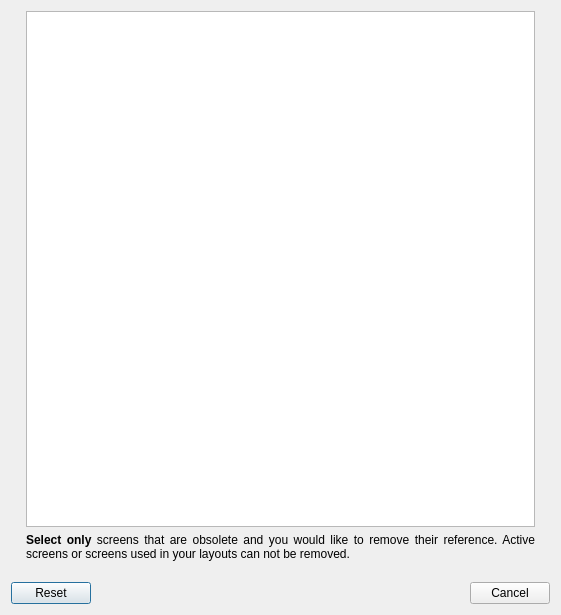
KDE/latte-dock, file app/settings/screensdialog/screensdialog.ui: the form before one commit.
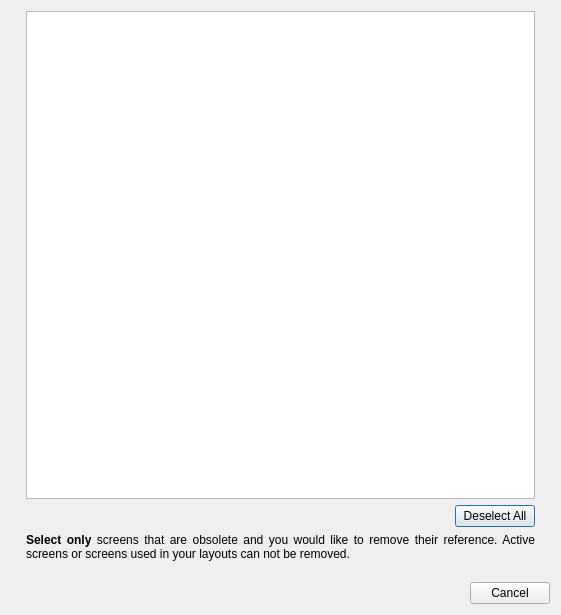
The form after the commit.

Commit message:
screensdialog:introduce deselectAll
--accept proper input events from primitive
checkbox area

```diff
--- a/app/settings/screensdialog/screensdialog.ui
+++ b/app/settings/screensdialog/screensdialog.ui
@@ -53,6 +53,30 @@
          </attribute>
         </widget>
        </item>
+       <item>
+        <layout class="QHBoxLayout" name="horizontalLayout">
+         <item>
+          <spacer name="horizontalSpacer_3">
+           <property name="orientation">
+            <enum>Qt::Horizontal</enum>
+           </property>
+           <property name="sizeHint" stdset="0">
+            <size>
+             <width>40</width>
+             <height>20</height>
+            </size>
+           </property>
+          </spacer>
+         </item>
+         <item>
+          <widget class="QPushButton" name="deselectAllBtn">
+           <property name="text">
+            <string>Deselect All</string>
+           </property>
+          </widget>
+         </item>
+        </layout>
+       </item>
        <item>
         <widget class="QLabel" name="noteLbl">
          <property name="text">
@@ -108,7 +132,7 @@
       <enum>Qt::Horizontal</enum>
      </property>
      <property name="standardButtons">
-      <set>QDialogButtonBox::Cancel|QDialogButtonBox::Reset</set>
+      <set>QDialogButtonBox::Cancel</set>
      </property>
     </widget>
    </item>
```
The commit also changes 6 other files.
